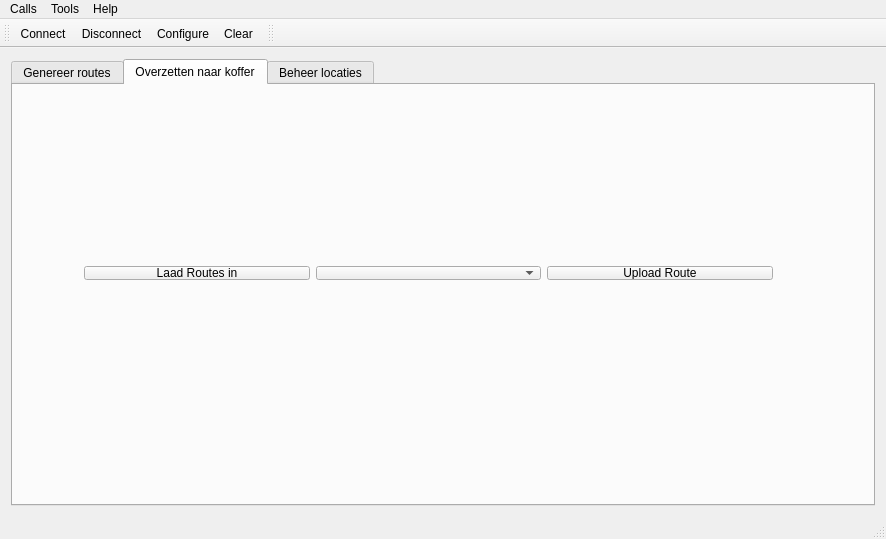
First picture: the form in RoutesGenereren/mainwindow.ui, repository TotallyOriginalUsername/startweek, before the edit.
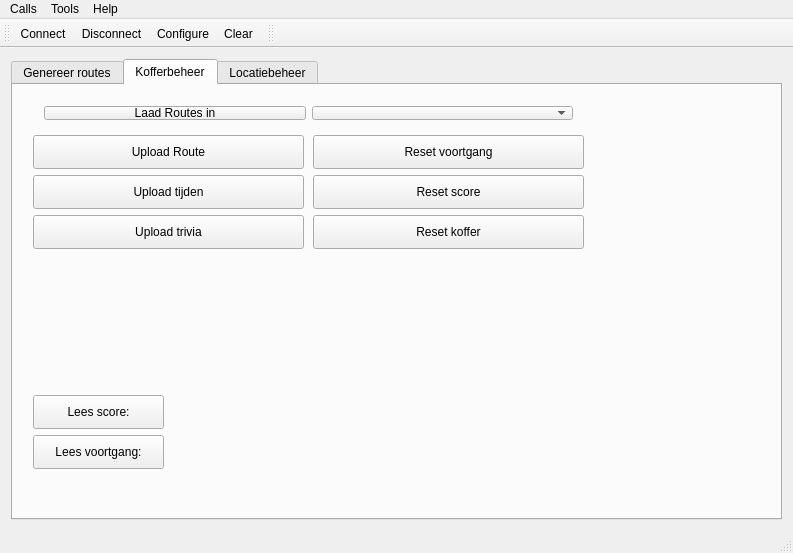
Second picture: the form after the edit. Icons and pictures are not drawn.

What changed in the file:
```diff
--- a/RoutesGenereren/mainwindow.ui
+++ b/RoutesGenereren/mainwindow.ui
@@ -6,8 +6,8 @@
    <rect>
     <x>0</x>
     <y>0</y>
-    <width>886</width>
-    <height>539</height>
+    <width>793</width>
+    <height>553</height>
    </rect>
   </property>
   <property name="windowTitle">
@@ -63,14 +63,14 @@
       </widget>
       <widget class="QWidget" name="tab_2">
        <attribute name="title">
-        <string>Overzetten naar koffer</string>
+        <string>Kofferbeheer</string>
        </attribute>
        <widget class="QWidget" name="layoutWidget">
         <property name="geometry">
          <rect>
-          <x>60</x>
-          <y>170</y>
-          <width>711</width>
+          <x>20</x>
+          <y>10</y>
+          <width>551</width>
           <height>36</height>
          </rect>
         </property>
@@ -85,19 +85,116 @@
          <item>
           <widget class="QComboBox" name="comboRouteFiles"/>
          </item>
-         <item>
-          <widget class="QPushButton" name="btnUploadSerial">
-           <property name="text">
-            <string>Upload Route</string>
-           </property>
-          </widget>
-         </item>
         </layout>
        </widget>
+       <widget class="QPushButton" name="btnUploadRoute">
+        <property name="geometry">
+         <rect>
+          <x>20</x>
+          <y>50</y>
+          <width>271</width>
+          <height>34</height>
+         </rect>
+        </property>
+        <property name="text">
+         <string>Upload Route</string>
+        </property>
+       </widget>
+       <widget class="QPushButton" name="btnResetProgress">
+        <property name="geometry">
+         <rect>
+          <x>300</x>
+          <y>50</y>
+          <width>271</width>
+          <height>34</height>
+         </rect>
+        </property>
+        <property name="text">
+         <string>Reset voortgang</string>
+        </property>
+       </widget>
+       <widget class="QPushButton" name="btnResetScore">
+        <property name="geometry">
+         <rect>
+          <x>300</x>
+          <y>90</y>
+          <width>271</width>
+          <height>34</height>
+         </rect>
+        </property>
+        <property name="text">
+         <string>Reset score</string>
+        </property>
+       </widget>
+       <widget class="QPushButton" name="btnResetAll">
+        <property name="geometry">
+         <rect>
+          <x>300</x>
+          <y>130</y>
+          <width>271</width>
+          <height>34</height>
+         </rect>
+        </property>
+        <property name="text">
+         <string>Reset koffer</string>
+        </property>
+       </widget>
+       <widget class="QPushButton" name="btnUploadTime">
+        <property name="geometry">
+         <rect>
+          <x>20</x>
+          <y>90</y>
+          <width>271</width>
+          <height>34</height>
+         </rect>
+        </property>
+        <property name="text">
+         <string>Upload tijden</string>
+        </property>
+       </widget>
+       <widget class="QPushButton" name="btnUploadTrivia">
+        <property name="geometry">
+         <rect>
+          <x>20</x>
+          <y>130</y>
+          <width>271</width>
+          <height>34</height>
+         </rect>
+        </property>
+        <property name="text">
+         <string>Upload trivia</string>
+        </property>
+       </widget>
+       <widget class="QPushButton" name="btnReadScore">
+        <property name="geometry">
+         <rect>
+          <x>20</x>
+          <y>310</y>
+          <width>131</width>
+          <height>34</height>
+         </rect>
+        </property>
+        <property name="text">
+         <string>Lees score:</string>
+        </property>
+       </widget>
+       <widget class="QPushButton" name="btnReadProgress">
+        <property name="geometry">
+         <rect>
+          <x>20</x>
+          <y>350</y>
+          <width>131</width>
+          <height>34</height>
+         </rect>
+        </property>
+        <property name="text">
+         <string>Lees voortgang:</string>
+        </property>
+       </widget>
       </widget>
       <widget class="QWidget" name="tab_3">
        <attribute name="title">
-        <string>Beheer locaties</string>
+        <string>Locatiebeheer</string>
        </attribute>
        <widget class="QTableWidget" name="tableLocations">
         <property name="geometry">
@@ -184,7 +281,7 @@
     <rect>
      <x>0</x>
      <y>0</y>
-     <width>886</width>
+     <width>793</width>
      <height>30</height>
     </rect>
    </property>
```
